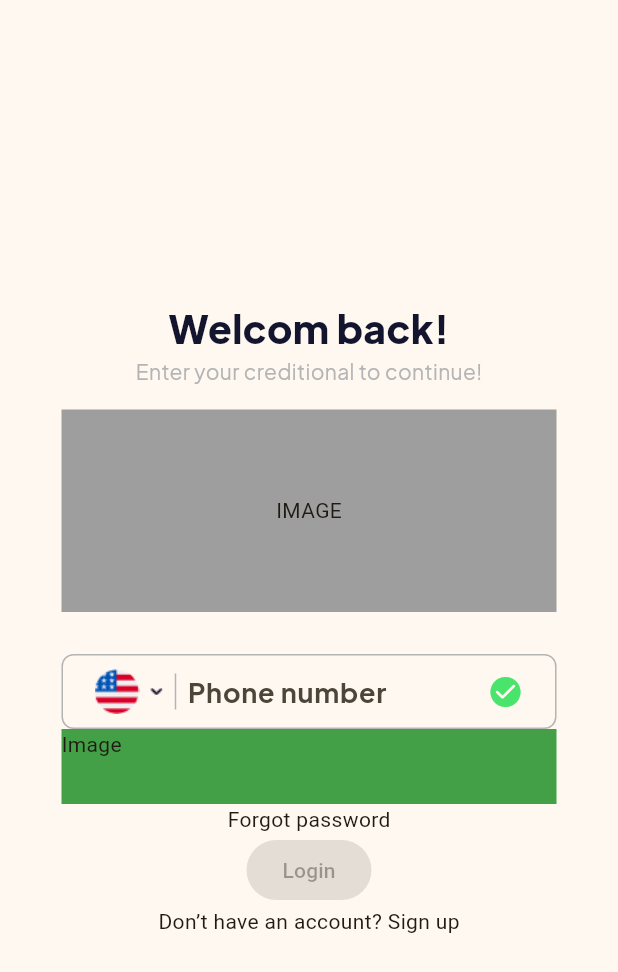
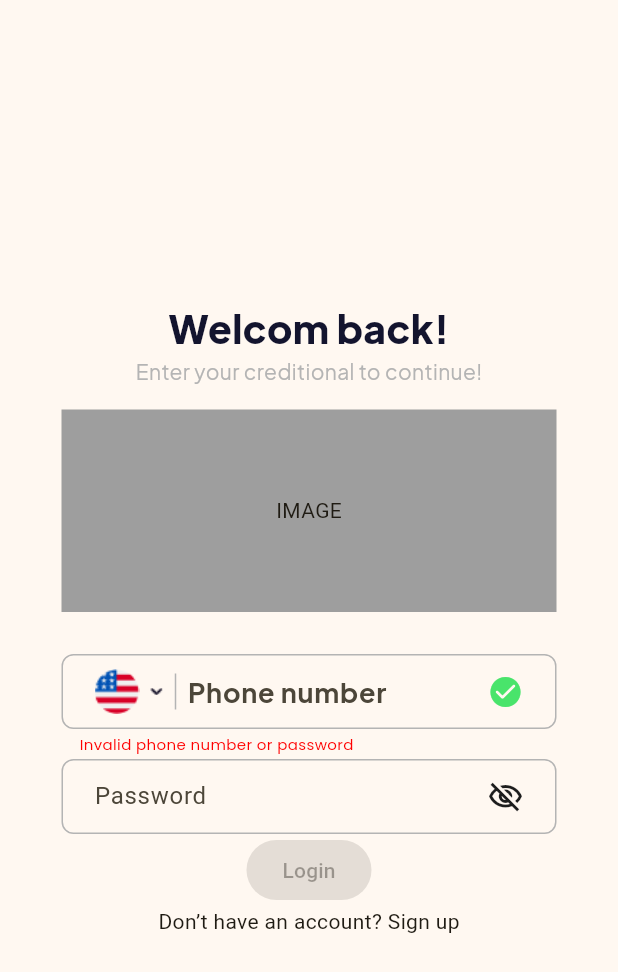
Before and after one commit to quiest2000/ride-book-app, a Flutter app: the screen it shows after launch, on a phone screen of 412 x 824 dp. Shown: the top 972 px of the screen. Run offline on Flutter 3.47's test engine with Material 3 defaults, Android fonts, the phone set to English and light mode, and no system bars; our stand-ins replace flutter_svg.

Commit message:
layout + show/hidden password

```diff
--- a/lib/login_page.dart
+++ b/lib/login_page.dart
@@ -1,6 +1,4 @@
 import 'package:flutter/material.dart';
-import 'package:flutter/rendering.dart';
-import 'package:flutter/widgets.dart';
 
 class LoginPage extends StatefulWidget {
   const LoginPage({super.key});
@@ -70,8 +68,13 @@ class PhoneSection extends StatelessWidget {
   @override
   Widget build(BuildContext context) {
     const double spaceSize = 7;
+    const double errorTextSize = 10;
+    const double errorTextHeigh = 2;
 
-    return Container(
+    return Column(
+      crossAxisAlignment: CrossAxisAlignment.start,
+      children: [
+        Container(
           width: 330,
           height: 50,
           decoration: BoxDecoration(
@@ -120,23 +123,81 @@ class PhoneSection extends StatelessWidget {
               ],
             ),
           ),
+        ),
+        const Padding(
+          padding: EdgeInsets.only(left: 12),
+          child: SizedBox(
+            // must be wrapped by SizedBox to preserved the height
+            height: errorTextSize * errorTextHeigh,
+            child: Text(
+              'Invalid phone number or password',
+              style: TextStyle(
+                color: Color(0xffFF0000),
+                fontSize: errorTextSize,
+                fontFamily: 'Popins',
+                height: errorTextHeigh,
+              ),
+            ),
+          ),
+        ),
+      ],
     );
   }
 }
 
-class PasswordSection extends StatelessWidget {
+class PasswordSection extends StatefulWidget {
   const PasswordSection({super.key});
 
   @override
+  State<PasswordSection> createState() => _PasswordSectionState();
+}
+
+class _PasswordSectionState extends State<PasswordSection> {
+  bool isShowPassword = false;
+
+  @override
   Widget build(BuildContext context) {
-    return Column(
+    final iconData =
+        isShowPassword ? Icons.visibility : Icons.visibility_off_outlined;
+    return Container(
+      width: 330,
+      height: 50,
+      decoration: BoxDecoration(
+        borderRadius: BorderRadius.circular(8),
+        border: Border.all(
+          color: const Color(0xffb4b4b4),
+        ),
+      ),
+      child: Padding(
+        padding: const EdgeInsets.only(left: 21, right: 21),
+        child: Row(
           children: [
-        DecoratedBox(
-          decoration: BoxDecoration(color: Colors.green.shade600),
-          child: const SizedBox(width: 330, height: 50, child: Text('Image')),
+            Expanded(
+              child: TextField(
+                obscureText: isShowPassword,
+                decoration: const InputDecoration(
+                  hintText: 'Password',
+                  border: InputBorder.none,
                 ),
-        const Text('Forgot password'),
+              ),
+            ),
+            const SizedBox(width: 10),
+            InkWell(
+              overlayColor: MaterialStateProperty.all(Colors.transparent),
+              onTap: () {
+                print('Show password');
+                setState(() {
+                  isShowPassword = !isShowPassword;
+                });
+              },
+              child: Icon(
+                iconData,
+                color: const Color(0xff1d1d1d),
+              ),
+            ),
           ],
+        ),
+      ),
     );
   }
 }
```
Also changed, not shown: pubspec.yaml (+4 -6 lines), assets/fonts/Poppins-Regular.ttf (added). Lines whose indentation alone changed are shown as unchanged.
